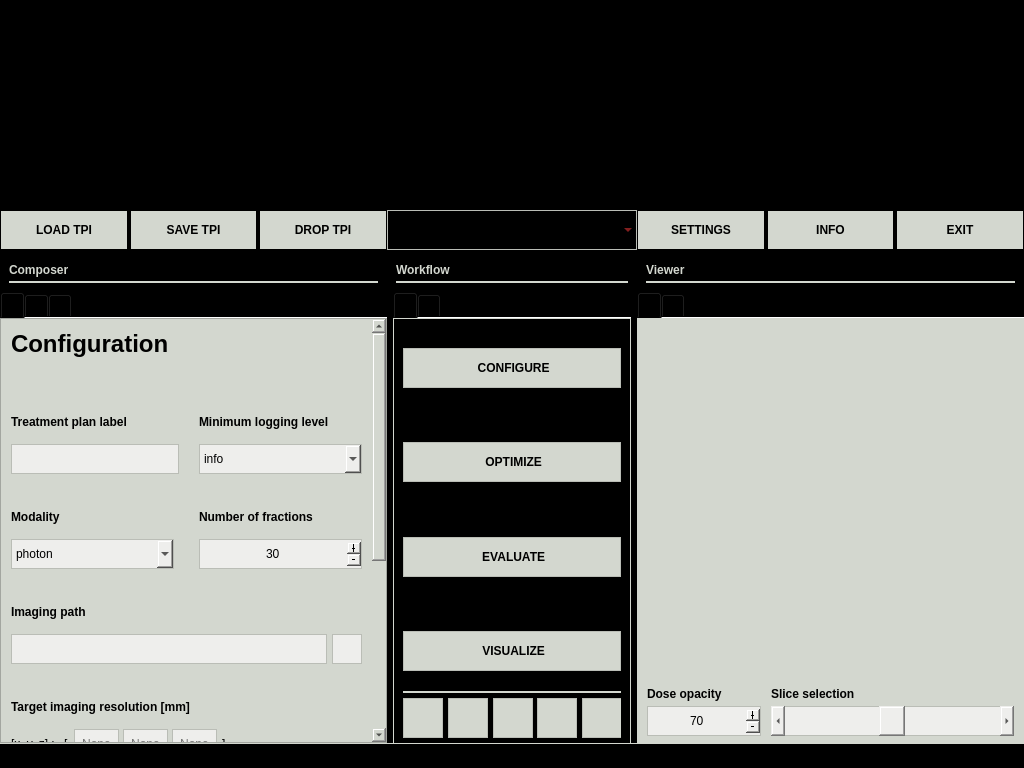
The window that pyanno4rt/gui/designs/main_window.ui (pyanno4rt/pyanno4rt) describes before a commit, drawn with Qt 5.
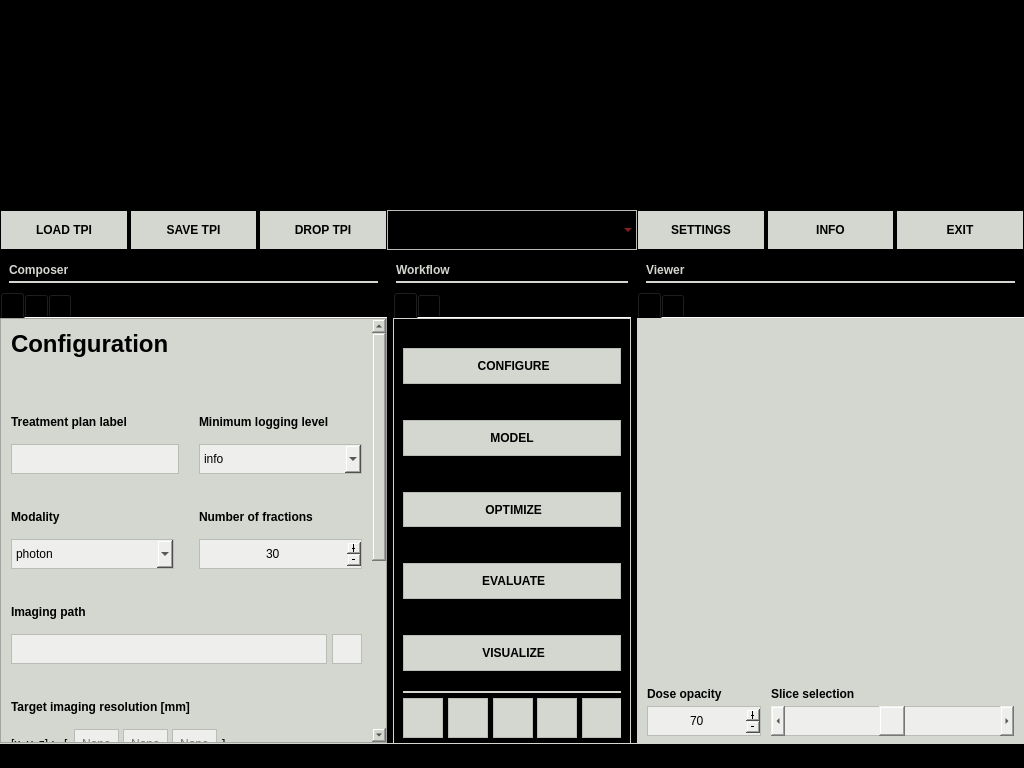
The same window after the commit. Icons and pictures are not drawn.

Commit message: Added model() method to treatment plan and GUI, added to documentation, adjusted related classes and methods

Patch:
```diff
--- a/pyanno4rt/gui/designs/main_window.ui
+++ b/pyanno4rt/gui/designs/main_window.ui
@@ -6186,7 +6186,7 @@
                         <property name="minimumSize">
                          <size>
                           <width>0</width>
-                          <height>40</height>
+                          <height>30</height>
                          </size>
                         </property>
                         <property name="maximumSize">
@@ -6236,7 +6236,87 @@
                         <property name="minimumSize">
                          <size>
                           <width>0</width>
+                          <height>30</height>
+                         </size>
+                        </property>
+                        <property name="styleSheet">
+                         <string notr="true">border: 0px solid;
+border-color: rgb(0, 0, 0);</string>
+                        </property>
+                        <property name="icon">
+                         <iconset resource="../assets/resources.qrc">
+                          <normaloff>:/white_icons/icons_white/chevrons-down.svg</normaloff>:/white_icons/icons_white/chevrons-down.svg</iconset>
+                        </property>
+                        <property name="iconSize">
+                         <size>
+                          <width>18</width>
+                          <height>18</height>
+                         </size>
+                        </property>
+                       </widget>
+                      </item>
+                      <item>
+                       <widget class="QPushButton" name="model_pbutton">
+                        <property name="sizePolicy">
+                         <sizepolicy hsizetype="Minimum" vsizetype="Minimum">
+                          <horstretch>0</horstretch>
+                          <verstretch>0</verstretch>
+                         </sizepolicy>
+                        </property>
+                        <property name="minimumSize">
+                         <size>
+                          <width>0</width>
+                          <height>30</height>
+                         </size>
+                        </property>
+                        <property name="maximumSize">
+                         <size>
+                          <width>16777215</width>
                           <height>40</height>
+                         </size>
+                        </property>
+                        <property name="font">
+                         <font>
+                          <weight>75</weight>
+                          <bold>true</bold>
+                         </font>
+                        </property>
+                        <property name="cursor">
+                         <cursorShape>PointingHandCursor</cursorShape>
+                        </property>
+                        <property name="styleSheet">
+                         <string notr="true">color: rgb(0, 0, 0);
+background-color: rgb(211, 215, 207);
+border: 1px solid;
+border-color: rgb(186, 189, 182);</string>
+                        </property>
+                        <property name="text">
+                         <string>MODEL</string>
+                        </property>
+                        <property name="icon">
+                         <iconset resource="../assets/resources.qrc">
+                          <normaloff>:/black_icons/icons_black/cpu.svg</normaloff>:/black_icons/icons_black/cpu.svg</iconset>
+                        </property>
+                        <property name="iconSize">
+                         <size>
+                          <width>18</width>
+                          <height>18</height>
+                         </size>
+                        </property>
+                       </widget>
+                      </item>
+                      <item>
+                       <widget class="QPushButton" name="chevron_mod_opt">
+                        <property name="sizePolicy">
+                         <sizepolicy hsizetype="Minimum" vsizetype="Minimum">
+                          <horstretch>0</horstretch>
+                          <verstretch>0</verstretch>
+                         </sizepolicy>
+                        </property>
+                        <property name="minimumSize">
+                         <size>
+                          <width>0</width>
+                          <height>30</height>
                          </size>
                         </property>
                         <property name="styleSheet">
@@ -6266,7 +6346,7 @@
                         <property name="minimumSize">
                          <size>
                           <width>0</width>
-                          <height>40</height>
+                          <height>30</height>
                          </size>
                         </property>
                         <property name="maximumSize">
@@ -6316,7 +6396,7 @@
                         <property name="minimumSize">
                          <size>
                           <width>0</width>
-                          <height>40</height>
+                          <height>30</height>
                          </size>
                         </property>
                         <property name="styleSheet">
@@ -6346,7 +6426,7 @@
                         <property name="minimumSize">
                          <size>
                           <width>0</width>
-                          <height>40</height>
+                          <height>30</height>
                          </size>
                         </property>
                         <property name="maximumSize">
@@ -6396,7 +6476,7 @@
                         <property name="minimumSize">
                          <size>
                           <width>0</width>
-                          <height>40</height>
+                          <height>30</height>
                          </size>
                         </property>
                         <property name="styleSheet">
@@ -6426,7 +6506,7 @@
                         <property name="minimumSize">
                          <size>
                           <width>0</width>
-                          <height>40</height>
+                          <height>30</height>
                          </size>
                         </property>
                         <property name="maximumSize">
```
Left out of the diff: 10 changed lines with no effect on the pictures. The commit also changes 14 other files.
